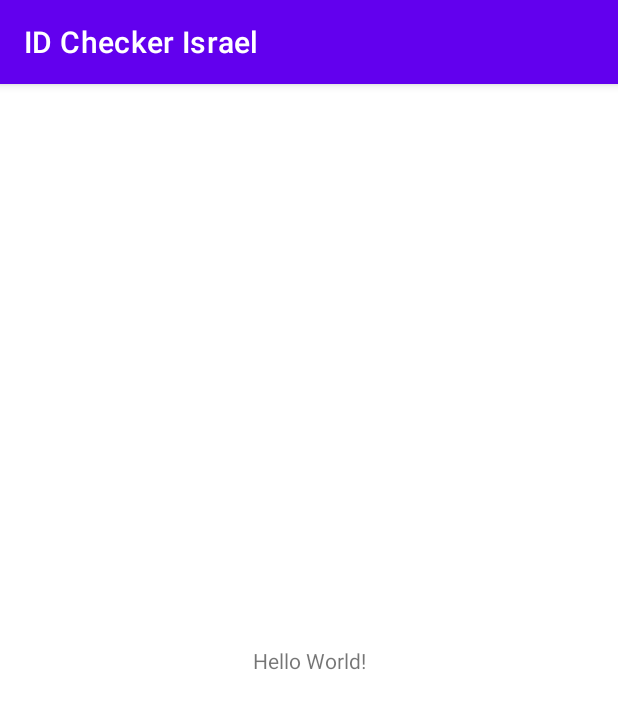
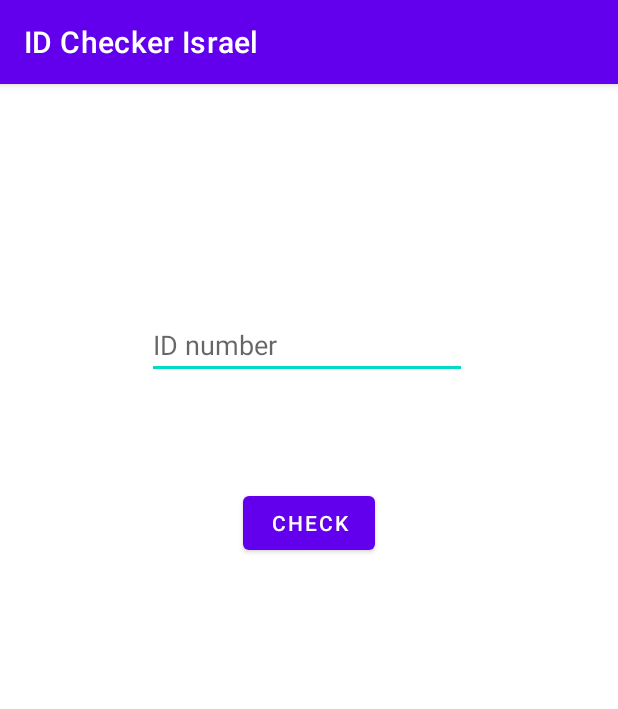
Before and after one commit to shaked113021/idcheckerisrael, an Android app: the screen it shows after launch (MainActivity), on a phone screen of 412 x 824 dp. Shown: the top 709 px of the screen. Run offline under Robolectric (Android 15) with nearby library versions, the phone set to English and light mode, and no system bars.

Commit message:
Optimized imports

```diff
--- a/app/src/main/java/shakedcohen/idcheckerisrael/MainActivity.kt
+++ b/app/src/main/java/shakedcohen/idcheckerisrael/MainActivity.kt
@@ -2,10 +2,19 @@ package shakedcohen.idcheckerisrael
 
 import androidx.appcompat.app.AppCompatActivity
 import android.os.Bundle
+import android.widget.Button
+import android.widget.EditText
 
 class MainActivity : AppCompatActivity() {
     override fun onCreate(savedInstanceState: Bundle?) {
         super.onCreate(savedInstanceState)
         setContentView(R.layout.activity_main)
+
+        val IdNumberTextEdit: EditText = findViewById(R.id.IdNumberTextEdit)
+        val checkButton: Button = findViewById(R.id.checkButton)
+        val onCheckButtonClicked: OnCheckButtonClicked = OnCheckButtonClicked(applicationContext,
+            IdNumberTextEdit)
+
+        checkButton.setOnClickListener(onCheckButtonClicked)
     }
 }
--- /dev/null
+++ b/app/src/main/java/shakedcohen/idcheckerisrael/OnCheckButtonClicked.kt
@@ -0,0 +1,23 @@
+package shakedcohen.idcheckerisrael
+
+import android.content.Context
+import android.view.View
+import android.widget.EditText
+import android.widget.Toast
+import android.widget.Toast.LENGTH_SHORT
+
+class OnCheckButtonClicked(val appContext: Context, val IdNumberEditText: EditText): View.OnClickListener {
+
+    private val isValidToast: Toast = Toast.makeText(appContext, R.string.is_valid, LENGTH_SHORT)
+    private val isNotValidToast: Toast = Toast.makeText(appContext, R.string.is_not_valid, LENGTH_SHORT)
+
+    override fun onClick(v: View?): Unit {
+        val input: String = IdNumberEditText.text.toString();
+
+        if (IdChecker.checkDigitTest(input)) {
+            isValidToast.show()
+        } else {
+            isNotValidToast.show()
+        }
+    }
+}
--- a/app/src/main/res/layout/activity_main.xml
+++ b/app/src/main/res/layout/activity_main.xml
@@ -6,13 +6,30 @@
     android:layout_height="match_parent"
     tools:context=".MainActivity">
 
-    <TextView
+    <EditText
+        android:id="@+id/IdNumberTextEdit"
         android:layout_width="wrap_content"
         android:layout_height="wrap_content"
-        android:text="Hello World!"
-        app:layout_constraintBottom_toBottomOf="parent"
-        app:layout_constraintLeft_toLeftOf="parent"
-        app:layout_constraintRight_toRightOf="parent"
+        android:layout_marginStart="99dp"
+        android:layout_marginTop="151dp"
+        android:layout_marginEnd="102dp"
+        android:ems="10"
+        android:hint="@string/id_editText_hint"
+        android:inputType="numberSigned"
+        android:maxLength="9"
+        app:layout_constraintEnd_toEndOf="parent"
+        app:layout_constraintStart_toStartOf="parent"
         app:layout_constraintTop_toTopOf="parent" />
 
+    <Button
+        android:id="@+id/checkButton"
+        android:layout_width="wrap_content"
+        android:layout_height="wrap_content"
+        android:layout_marginStart="161dp"
+        android:layout_marginTop="72dp"
+        android:layout_marginEnd="162dp"
+        android:text="@string/check_button"
+        app:layout_constraintEnd_toEndOf="parent"
+        app:layout_constraintStart_toStartOf="parent"
+        app:layout_constraintTop_toBottomOf="@id/IdNumberTextEdit" />
 </androidx.constraintlayout.widget.ConstraintLayout>
--- a/app/src/main/res/values/strings.xml
+++ b/app/src/main/res/values/strings.xml
@@ -1,3 +1,9 @@
 <resources>
     <string name="app_name">ID Checker Israel</string>
+    <string name="is_valid">ID is Valid</string>
+    <string name="is_not_valid">ID is not valid</string>
+    <string name="length_error">ID must be 9 digit long</string>
+    <string name="negative_error">ID must be a positive number</string>
+    <string name="check_button">Check</string>
+    <string name="id_editText_hint">ID number</string>
 </resources>
```
Also changed, not shown: app/src/main/java/shakedcohen/idcheckerisrael/IdChecker.kt (added, +36 -0 lines).
